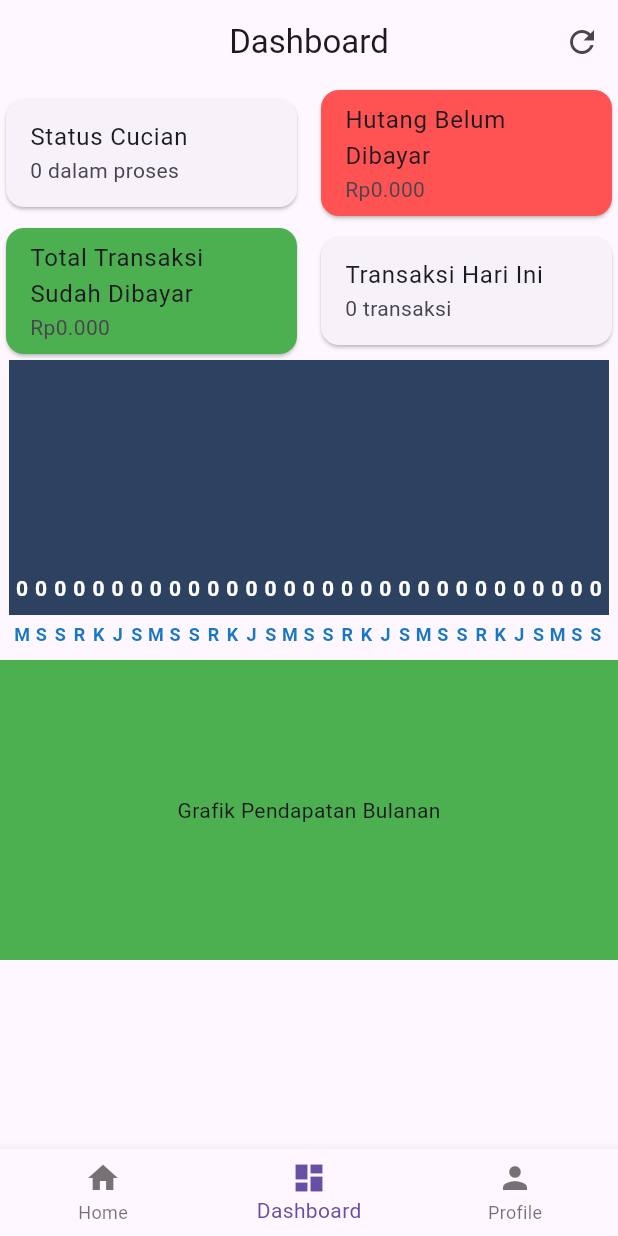
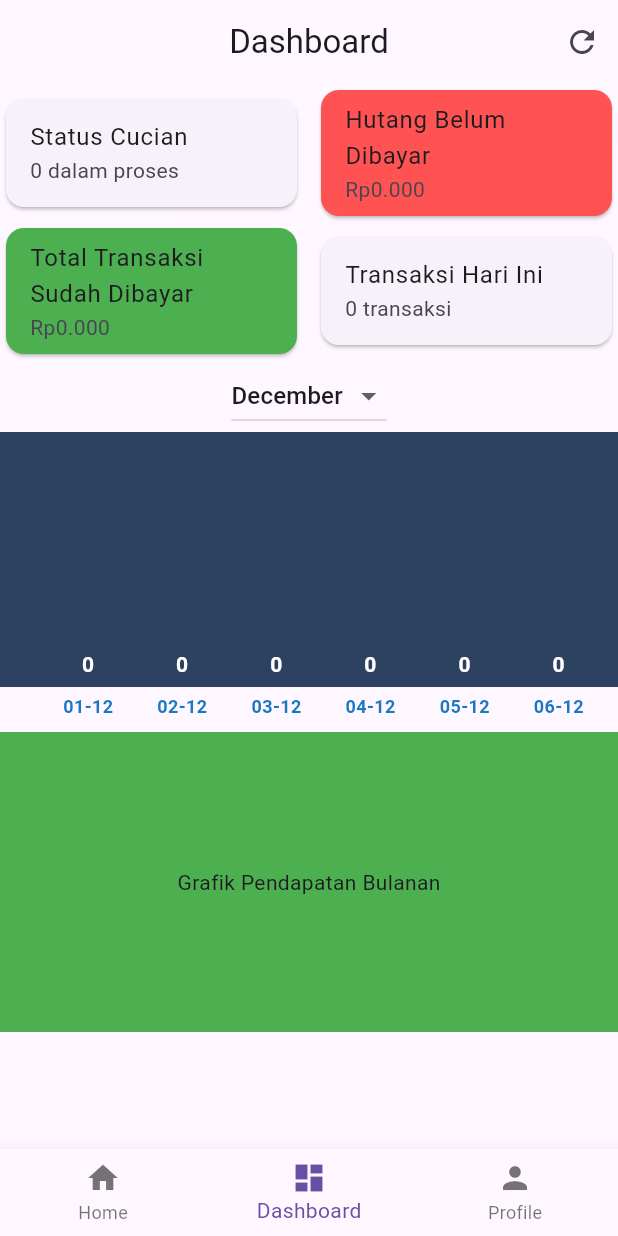
Before and after one commit to arutha-26/GSL_mobileApp, a Flutter app: the DashboardOwnerView screen opened by its route, item 2 of the bottom bar chosen, after a tap on the "refresh" icon, on a phone screen of 412 x 824 dp. Run offline on Flutter 3.47's test engine with Material 3 defaults, Android fonts, the phone set to English and light mode, and no system bars; drawn by our look-alikes of fl_chart; our stand-ins replace data_table_2, dropdown_search, flutter_dotenv, get, supabase, supabase_flutter; accounts and stored records are empty.

Commit message:
16PT BAR SUDAH DONE, MUNGKIN BISA MENAMBAHKAN FILTER TAHUN DAN ON TAP NYA KE TRANSAKSI TGL SESUAI ON TAP DAN MENAMPILKAN DATANYA

```diff
--- a/lib/app/modules/dashboardOwner/controllers/dashboard_owner_controller.dart
+++ b/lib/app/modules/dashboardOwner/controllers/dashboard_owner_controller.dart
@@ -20,7 +20,7 @@ class DashboardOwnerController extends GetxController {
     await fetchDataCucian();
     await fetchDataPaid();
     await fetchDataTodayTransactions();
-    await fetchMonthlyTransactionData();
+    await fetchMonthlyTransactionData(DateTime.now());
     isLoading.value = false;
   }
 
@@ -31,7 +31,7 @@ class DashboardOwnerController extends GetxController {
     fetchDataCucian();
     fetchDataPaid();
     fetchDataTodayTransactions();
-    fetchMonthlyTransactionData();
+    fetchMonthlyTransactionData(DateTime.now());
   }
 
   Future<void> fetchDataCucian() async {
@@ -127,18 +127,21 @@ class DashboardOwnerController extends GetxController {
     }
   }
 
-  Future<void> fetchMonthlyTransactionData() async {
+  var selectedMonth = DateTime.now().obs; // Menambahkan variable untuk bulan terpilih
+
+  // Modifikasi fungsi fetchMonthlyTransactionData untuk menerima parameter DateTime
+  Future<void> fetchMonthlyTransactionData(DateTime month) async {
     try {
-      DateTime now = DateTime.now();
-      String startOfMonth = DateFormat('yyyy-MM-01').format(now);
+      // Define the first and last day of the selected month
+      DateTime firstDayOfMonth = DateTime(month.year, month.month, 1);
+      DateTime lastDayOfMonth = DateTime(month.year, month.month + 1, 0);
 
-      DateTime firstDayOfMonth = DateTime(now.year, now.month, 1);
-      DateTime lastDayOfMonth = DateTime(now.year, now.month + 1, 0);
-
+      // Fetch transactions for the selected month
       final response = await client
           .from('transaksi')
           .select('*')
-          .gte('tanggal_datang', startOfMonth)
+          .gte('tanggal_datang', DateFormat('yyyy-MM-dd').format(firstDayOfMonth))
+          .lte('tanggal_datang', DateFormat('yyyy-MM-dd').format(lastDayOfMonth))
           .order('tanggal_datang')
           .execute();
 
@@ -150,23 +153,23 @@ class DashboardOwnerController extends GetxController {
           dayCounts.update(dayIndex, (value) => value + 1, ifAbsent: () => 1);
         }
 
+        // Initialize transactionsPerDay with zeros for the entire month
         List<int> transactionsPerDay =
             List.generate(lastDayOfMonth.day, (index) => dayCounts[index] ?? 0);
+
+        // Update the observable with the new data
         monthlyTransactionData.value = transactionsPerDay;
 
+        // Debugging: Print the transaction data
         print('Monthly Transaction Data:');
         for (int day = 1; day <= lastDayOfMonth.day; day++) {
-          DateTime currentDay = firstDayOfMonth.add(Duration(days: day - 1));
-          String dayName = DateFormat('EEEE').format(currentDay); // Mendapatkan nama hari
-          print('Day $day ($dayName): ${transactionsPerDay[day - 1]} transactions');
+          print('Day $day: ${transactionsPerDay[day - 1]} transactions');
         }
-      } else if (kDebugMode) {
+      } else {
         print('Error fetching data: HTTP status ${response.status}');
       }
     } catch (error) {
-      if (kDebugMode) {
-        print('Exception during fetching data: $error');
-      }
+      print('Exception during fetching data: $error');
     }
   }
 }
--- a/lib/app/modules/dashboardOwner/views/dashboard_owner_view.dart
+++ b/lib/app/modules/dashboardOwner/views/dashboard_owner_view.dart
@@ -1,5 +1,6 @@
 import 'package:flutter/material.dart';
 import 'package:get/get.dart';
+import 'package:intl/intl.dart';
 
 import '../../../routes/app_pages.dart';
 import '../../../utils/barChartSample3.dart';
@@ -7,7 +8,10 @@ import '../../../utils/bottom_navbar.dart';
 import '../controllers/dashboard_owner_controller.dart';
 
 class DashboardOwnerView extends GetView<DashboardOwnerController> {
-  const DashboardOwnerView({Key? key}) : super(key: key);
+  DashboardOwnerView({Key? key}) : super(key: key);
+  var selectedMonth = DateTime.now().obs;
+
+  List<int>? get newData => null;
 
   @override
   Widget build(BuildContext context) {
@@ -126,20 +130,61 @@ class DashboardOwnerView extends GetView<DashboardOwnerController> {
   }
 
   Widget _buildMonthlyTransactionsGraph() {
-    return Obx(() {
+    return Column(
+      children: [
+        monthSelectionDropdown(),
+        Obx(() {
           final transactionsData = controller.monthlyTransactionData.value;
 
-      // Check if the data is available and not empty
           if (transactionsData != null && transactionsData.isNotEmpty) {
+            // Use the selected month and year
+            DateTime selectedMonth = controller.selectedMonth.value ?? DateTime.now();
+            DateTime firstDayOfSelectedMonth =
+                DateTime(selectedMonth.year, selectedMonth.month, 1);
+
+            List<String> dates = List.generate(transactionsData.length, (index) {
+              DateTime date = firstDayOfSelectedMonth.add(Duration(days: index));
+              return DateFormat('dd-MM').format(date); // Format as 'Day-Month'
+            });
+
             return Container(
               height: 200,
-          child: BarChartSample3(transactionsPerDay: transactionsData),
+              child: BarChartSample3(
+                transactionsPerDay: transactionsData,
+                dates: dates,
+              ),
             );
           } else {
-        // You can display a loading indicator or an empty state here
-        return CircularProgressIndicator(); // Example loading indicator
+            return Container(
+                child:
+                    const Center(child: Text('Tidak ada data transaksi untuk ditampilkan.')));
           }
-    });
+        }),
+      ],
+    );
+  }
+
+  Widget monthSelectionDropdown() {
+    // Extract only the year and month part
+    DateTime initialMonth =
+        DateTime(controller.selectedMonth.value.year, controller.selectedMonth.value.month);
+
+    return DropdownButton<DateTime>(
+      value: initialMonth,
+      onChanged: (DateTime? newValue) {
+        if (newValue != null) {
+          controller.selectedMonth.value = newValue;
+          controller.fetchMonthlyTransactionData(newValue);
+        }
+      },
+      items: List.generate(12, (index) {
+        DateTime month = DateTime(initialMonth.year, index + 1);
+        return DropdownMenuItem<DateTime>(
+          value: month,
+          child: Text(DateFormat('MMMM').format(month)),
+        );
+      }),
+    );
   }
 
   Widget _buildMonthlyIncomeGraph() {
--- a/lib/app/routes/app_pages.dart
+++ b/lib/app/routes/app_pages.dart
@@ -118,7 +118,7 @@ class AppPages {
     ),
     GetPage(
       name: _Paths.DASHBOARD_OWNER,
-      page: () => const DashboardOwnerView(),
+      page: () => DashboardOwnerView(),
       binding: DashboardOwnerBinding(),
     ),
   ];
--- a/lib/app/utils/barChartSample3.dart
+++ b/lib/app/utils/barChartSample3.dart
@@ -7,7 +7,10 @@ import 'appColors.dart';
 class BarChartSample3 extends StatefulWidget {
   final List<int> transactionsPerDay;
 
-  const BarChartSample3({Key? key, required this.transactionsPerDay}) : super(key: key);
+  final List<String> dates; // Add a list of dates
+
+  const BarChartSample3({Key? key, required this.transactionsPerDay, required this.dates})
+      : super(key: key);
 
   @override
   State<StatefulWidget> createState() => BarChartSample3State();
@@ -25,8 +28,13 @@ class BarChartSample3State extends State<BarChartSample3> {
 
   @override
   Widget build(BuildContext context) {
-    return AspectRatio(
-      aspectRatio: 2,
+    return SingleChildScrollView(
+      scrollDirection: Axis.horizontal,
+      child: Container(
+        height: 200,
+        width: 2000,
+        child: AspectRatio(
+          aspectRatio: 10,
           child: BarChart(
             BarChartData(
               barTouchData: barTouchData,
@@ -39,6 +47,8 @@ class BarChartSample3State extends State<BarChartSample3> {
               backgroundColor: const Color(0xFF2d4261),
             ),
           ),
+        ),
+      ),
     );
   }
 
@@ -47,7 +57,7 @@ class BarChartSample3State extends State<BarChartSample3> {
         touchTooltipData: BarTouchTooltipData(
           tooltipBgColor: Colors.transparent,
           tooltipPadding: EdgeInsets.zero,
-          tooltipMargin: 8,
+          tooltipMargin: 5,
           getTooltipItem: (
             BarChartGroupData group,
             int groupIndex,
@@ -104,7 +114,7 @@ class BarChartSample3State extends State<BarChartSample3> {
       final transactionCount = entry.value;
 
       return BarChartGroupData(
-        x: dayIndex,
+        x: dayIndex, // Align with the actual day of the month
         barRods: [
           BarChartRodData(
             toY: transactionCount.toDouble(),
@@ -123,16 +133,22 @@ class BarChartSample3State extends State<BarChartSample3> {
       fontSize: 12,
     );
 
-    final List<String> dayNames = ['S', 'S', 'R', 'K', 'J', 'S', 'M'];
-
     final int intValue = value.toInt();
 
-    // Menggunakan modulo untuk looping nama hari
-    final String dayName = dayNames[(intValue - 1) % dayNames.length];
+    if (intValue < 0 || intValue >= widget.dates.length) {
+      // Instead of returning an empty container, you might return a placeholder or a message
       return SideTitleWidget(
         axisSide: meta.axisSide,
         space: 4,
-      child: Text(dayName, style: style),
+        child: Text("-", style: style), // Placeholder for missing dates
+      );
+    }
+
+    final String dateTitle = widget.dates[intValue]; // Use the date string
+    return SideTitleWidget(
+      axisSide: meta.axisSide,
+      space: 4,
+      child: Text(dateTitle, style: style),
     );
   }
 }
--- a/pubspec.yaml
+++ b/pubspec.yaml
@@ -17,6 +17,7 @@ dependencies:
   http: ^0.13.3
   intl: ^0.17.0
   fl_chart: ^0.65.0
+  syncfusion_flutter_charts: ^21.2.4
 
 dev_dependencies:
   flutter_lints: ^3.0.1
```
Also changed, not shown: pubspec.lock. Lines whose indentation alone changed are shown as unchanged.
